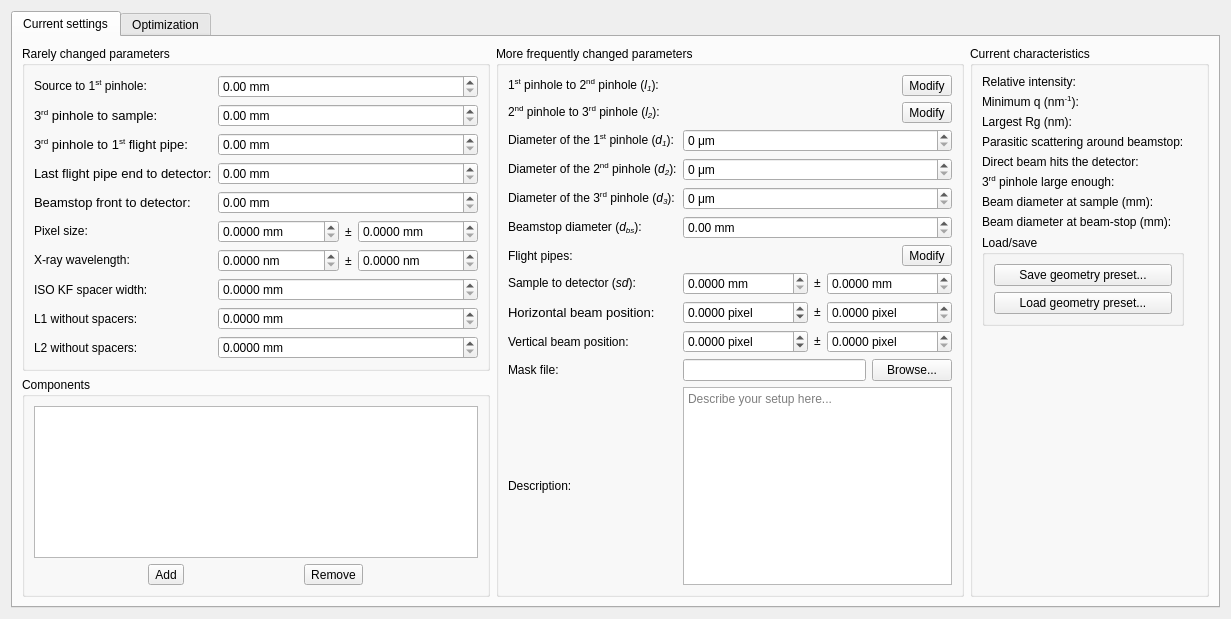
awacha/cct, file cct/qtgui2/setup/geometry/geometry.ui: the form before one commit.
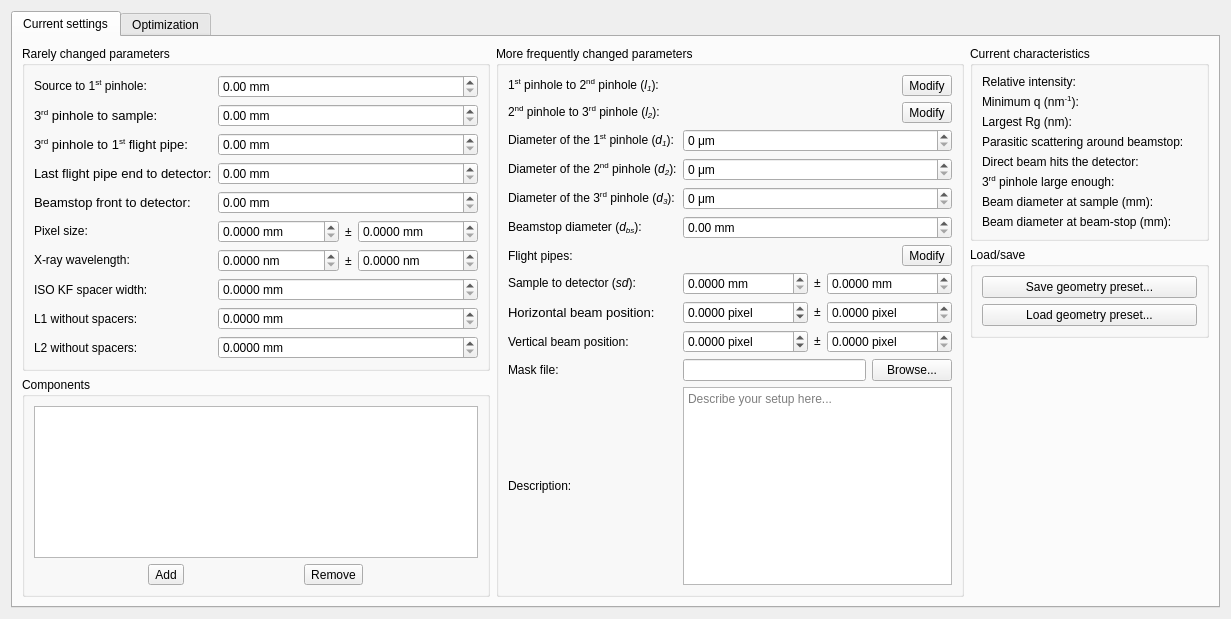
The form after the commit. Icons and pictures are not drawn.

Commit message: Debugging preset removal

```diff
--- a/cct/qtgui2/setup/geometry/geometry.ui
+++ b/cct/qtgui2/setup/geometry/geometry.ui
@@ -1050,19 +1050,6 @@
               </property>
              </widget>
             </item>
-            <item row="9" column="0" colspan="2">
-             <spacer name="verticalSpacer_2">
-              <property name="orientation">
-               <enum>Qt::Vertical</enum>
-              </property>
-              <property name="sizeHint" stdset="0">
-               <size>
-                <width>20</width>
-                <height>40</height>
-               </size>
-              </property>
-             </spacer>
-            </item>
             <item row="0" column="1">
              <widget class="QLabel" name="relativeintensityLabel">
               <property name="text">
@@ -1105,7 +1092,10 @@
               </property>
              </widget>
             </item>
-            <item row="8" column="0">
+           </layout>
+          </widget>
+         </item>
+         <item>
              <widget class="QGroupBox" name="groupBox">
               <property name="title">
                <string>Load/save</string>
@@ -1142,8 +1132,18 @@
               </layout>
              </widget>
             </item>
-           </layout>
-          </widget>
+         <item>
+          <spacer name="verticalSpacer_2">
+           <property name="orientation">
+            <enum>Qt::Vertical</enum>
+           </property>
+           <property name="sizeHint" stdset="0">
+            <size>
+             <width>20</width>
+             <height>40</height>
+            </size>
+           </property>
+          </spacer>
          </item>
         </layout>
        </item>
```
Lines whose indentation alone changed are shown as unchanged.
